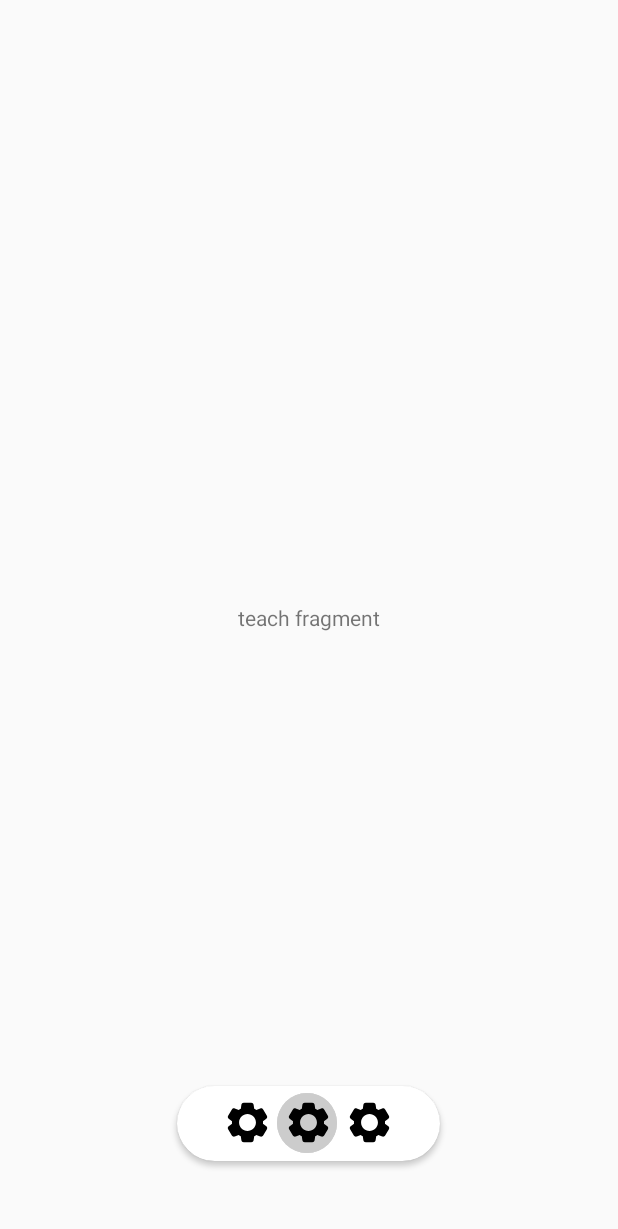
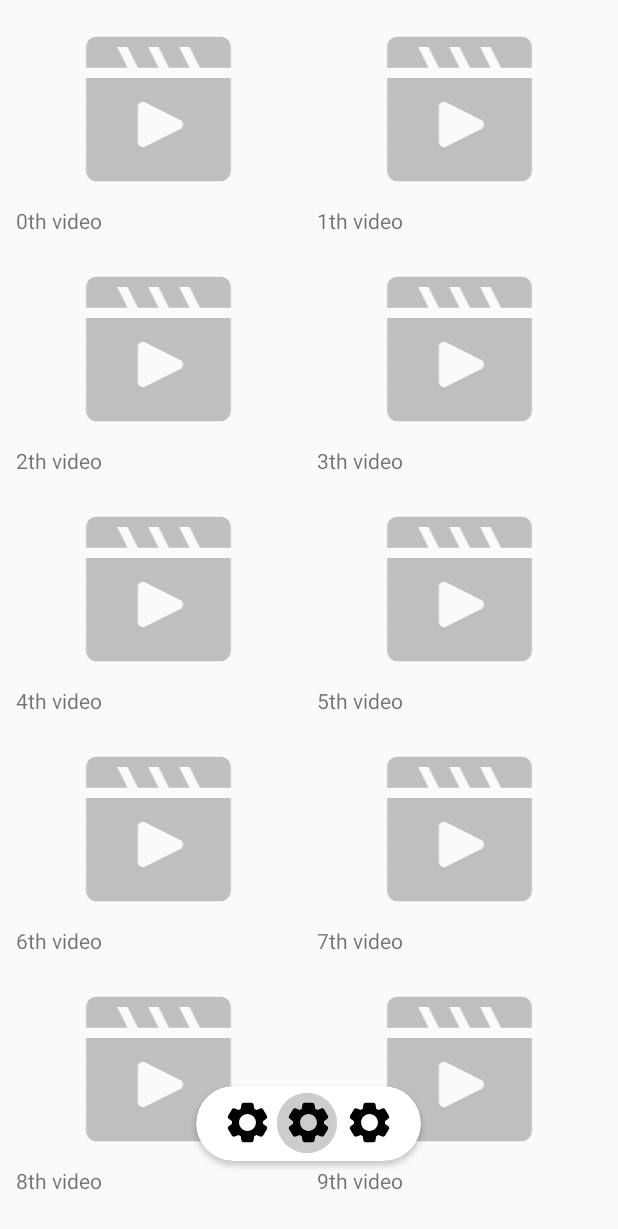
Before and after one commit to curryc/GuanYan, an Android app: the screen it shows after launch (MainActivity), after a tap on an icon or button, on a phone screen of 412 x 824 dp. Shown: the top 1229 px of the screen. Run offline under Robolectric (Android 15) with nearby library versions, the light colour scheme and no system bars; libraries missing offline, so code that uses them is left out: com.huawei.hms; pictures from the network do not load; 4 statements that could not run were skipped.

Commit message:
teach video

```diff
--- /dev/null
+++ b/app/src/main/java/com/scu/guanyan/base/RecyclerViewHolder.java
@@ -0,0 +1,125 @@
+package com.scu.guanyan.base;
+
+import android.content.Context;
+import android.util.SparseArray;
+import android.view.View;
+import android.widget.ImageView;
+import android.widget.TextView;
+import androidx.annotation.NonNull;
+import androidx.recyclerview.widget.RecyclerView;
+import com.bumptech.glide.Glide;
+import com.bumptech.glide.load.engine.DiskCacheStrategy;
+import org.jetbrains.annotations.NotNull;
+
+/**
+ * @program: GuanYan
+ * @author: 陈博文
+ * @create: 2022-11-13 16:20
+ * @description: 一个ViewHolder
+ **/
+public abstract class RecyclerViewHolder extends RecyclerView.ViewHolder{
+    private final String TAG = "base recycler view holder";
+
+    private final SparseArray<View> mViews = new SparseArray<>();
+
+    public RecyclerViewHolder(@NonNull @NotNull View itemView) {
+        super(itemView);
+    }
+
+
+    /**
+     * 获取根View
+     * @return
+     */
+    public View getRootView(){
+        return itemView;
+    }
+
+    /**
+     * 在根view中获取一个子view
+     * @param id 子view 的id
+     * @param <T> 子view
+     * @return
+     */
+    public <T extends View> T getViewById(int id){
+        return (T) bindView(id);
+    }
+
+    private <T extends View> T bindView(int id) {
+        T view = (T) mViews.get(id);
+        if (view == null) {
+            view = (T) itemView.findViewById(id);
+            mViews.put(id, view);
+        }
+//        T view = itemView.findViewById(id);
+        return view;
+    }
+
+    /**
+     * 设置clickListener
+     * @param listener ClickListener
+     * @param ids 一系列需要设置这个listener的id
+     */
+    public void setOnClickListener(View.OnClickListener listener, int...ids){
+        if(listener == null)return;
+        for (int id : ids) {
+            getViewById(id).setOnClickListener(listener);
+        }
+    }
+
+    /**
+     * 设置clickListener，直接通过指定View进行设置
+     * @param listener
+     * @param views
+     */
+    public void setOnClickListener(View.OnClickListener listener, View...views){
+        for (View view : views) {
+            view.setOnClickListener(listener);
+        }
+    }
+
+    /**
+     * 在子view中设置Text
+     * @param layoutId
+     * @param text
+     * @return
+     */
+    public boolean setText(int layoutId, String text) {
+        try {
+            TextView view = getViewById(layoutId);
+            view.setText(text);
+            return true;
+        } catch (Exception e) {
+            return false;
+        }
+    }
+
+    /**
+     * 在子view中设置图片的src
+     * @param layoutId
+     * @param src
+     * @return
+     */
+    public boolean setSrc(int layoutId, int src) {
+        try {
+            ImageView view = getViewById(layoutId);
+            view.setImageResource(src);
+            return true;
+        } catch (Exception e) {
+            return false;
+        }
+    }
+
+    /**
+     * 在子view中loadImage
+     * @param context
+     * @param url
+     * @param res_id
+     */
+    public void loadImage(Context context, String url, int res_id) {
+        ImageView imageView = getViewById(res_id);
+        Glide.with(context).load(url).diskCacheStrategy(DiskCacheStrategy.RESOURCE).into(imageView);
+    }
+
+    abstract public void bind(Object data);
+}
--- /dev/null
+++ b/app/src/main/java/com/scu/guanyan/bean/TeachVideo.java
@@ -0,0 +1,43 @@
+package com.scu.guanyan.bean;
+
+/**
+ * @program: Guanyan
+ * @author: 陈博文
+ * @create: 2022-11-12 16:20
+ * @description: 教学视频类，一个教学视频的各种信息
+ **/
+public class TeachVideo {
+    private String title;// 标题
+    private String cover;// 封面地址
+    private String video;// 视频地址
+
+    public TeachVideo(String title, String cover, String video) {
+        this.title = title;
+        this.cover = cover;
+        this.video = video;
+    }
+
+    public String getTitle() {
+        return title;
+    }
+
+    public void setTitle(String title) {
+        this.title = title;
+    }
+
+    public String getCover() {
+        return cover;
+    }
+
+    public void setCover(String cover) {
+        this.cover = cover;
+    }
+
+    public String getVideo() {
+        return video;
+    }
+
+    public void setVideo(String video) {
+        this.video = video;
+    }
+}
--- a/app/src/main/java/com/scu/guanyan/ui/teach/TeachFragment.java
+++ b/app/src/main/java/com/scu/guanyan/ui/teach/TeachFragment.java
@@ -1,9 +1,15 @@
 package com.scu.guanyan.ui.teach;
 
 import android.view.View;
+import androidx.recyclerview.widget.GridLayoutManager;
+import androidx.recyclerview.widget.RecyclerView;
 import com.scu.guanyan.R;
 import com.scu.guanyan.base.BaseFragment;
 import com.scu.guanyan.base.ViewHolder;
+import com.scu.guanyan.bean.TeachVideo;
+
+import java.util.ArrayList;
+import java.util.List;
 
 /**
  * @program: Guanyan
@@ -12,6 +18,9 @@ import com.scu.guanyan.base.ViewHolder;
  * @description:
  **/
 public class TeachFragment extends BaseFragment {
+    private RecyclerView mRecyclerView;
+    private TeachVideoAdapter mAdapter;
+
     @Override
     protected int getLayoutId() {
         return R.layout.fragment_teach;
@@ -19,6 +28,19 @@ public class TeachFragment extends BaseFragment {
 
     @Override
     protected void initView(ViewHolder viewHolder, View root) {
+        mAdapter = new TeachVideoAdapter();
+        mAdapter.addData(getSample());
 
+        mRecyclerView = viewHolder.getViewById(R.id.data);
+        mRecyclerView.setLayoutManager(new GridLayoutManager(getContext(), 2));
+        mRecyclerView.setAdapter(mAdapter);
+    }
+
+    private List<TeachVideo> getSample() {
+        List<TeachVideo> l = new ArrayList<>();
+        for (int i = 0; i < 20; i++) {
+            l.add(new TeachVideo(i + "th video", null, null));
+        }
+        return l;
     }
 }
--- /dev/null
+++ b/app/src/main/java/com/scu/guanyan/ui/teach/TeachVideoAdapter.java
@@ -0,0 +1,76 @@
+package com.scu.guanyan.ui.teach;
+
+import android.view.LayoutInflater;
+import android.view.View;
+import android.view.ViewGroup;
+import androidx.annotation.NonNull;
+import androidx.recyclerview.widget.RecyclerView;
+import com.scu.guanyan.R;
+import com.scu.guanyan.base.RecyclerViewHolder;
+import com.scu.guanyan.bean.TeachVideo;
+import org.jetbrains.annotations.NotNull;
+
+import java.util.ArrayList;
+import java.util.List;
+
+/**
+ * @program: Guanyan
+ * @author: 陈博文
+ * @create: 2022-11-12 16:28
+ * @description:
+ **/
+public class TeachVideoAdapter extends RecyclerView.Adapter<RecyclerViewHolder> {
+    private List<TeachVideo> mItems;
+
+    public TeachVideoAdapter() {
+        super();
+        mItems = new ArrayList<>();
+    }
+
+    @NonNull
+    @NotNull
+    @Override
+    public RecyclerViewHolder onCreateViewHolder(@NonNull @NotNull ViewGroup parent, int viewType) {
+        View view= LayoutInflater.from(parent.getContext()).inflate(R.layout.holder_teach_video, parent, false);
+        return new TeachVideoViewHolder(view);
+    }
+
+    @Override
+    public void onBindViewHolder(@NonNull @NotNull RecyclerViewHolder holder, int position) {
+        TeachVideo item = mItems.get(position);
+        holder.bind(item);
+    }
+
+    @Override
+    public int getItemCount() {
+        return mItems.size();
+    }
+
+
+    public void addData(List<TeachVideo> data){
+        if(data == null) return;
+        mItems.addAll(data);
+        notifyDataSetChanged();
+    }
+
+    public void addData(TeachVideo data){
+        if(data == null) return;
+        mItems.add(data);
+        notifyDataSetChanged();
+    }
+
+    public void deleteData(int index){
+        mItems.remove(index);
+        notifyDataSetChanged();
+    }
+
+    public void deleteData(Object obj){
+        mItems.remove(obj);
+        notifyDataSetChanged();
+    }
+
+    public void clearData(){
+        mItems.clear();
+        notifyDataSetChanged();
+    }
+}
--- /dev/null
+++ b/app/src/main/java/com/scu/guanyan/ui/teach/TeachVideoViewHolder.java
@@ -0,0 +1,27 @@
+package com.scu.guanyan.ui.teach;
+
+import android.view.View;
+import androidx.annotation.NonNull;
+import com.scu.guanyan.R;
+import com.scu.guanyan.base.RecyclerViewHolder;
+import com.scu.guanyan.bean.TeachVideo;
+import org.jetbrains.annotations.NotNull;
+
+/**
+ * @program: Guanyan
+ * @author: 陈博文
+ * @create: 2022-11-12 16:37
+ * @description:
+ **/
+public class TeachVideoViewHolder extends RecyclerViewHolder {
+    public TeachVideoViewHolder(@NonNull @NotNull View itemView) {
+        super(itemView);
+    }
+
+    @Override
+    public void bind(Object data) {
+        TeachVideo video = (TeachVideo) data;
+        // 待写,绑定view
+        setText(R.id.title, ((TeachVideo) data).getTitle());
+    }
+}
--- a/app/src/main/java/com/scu/guanyan/utils/sign/Bone.java
+++ b/app/src/main/java/com/scu/guanyan/utils/sign/Bone.java
@@ -15,7 +15,6 @@
  */
 
 package com.scu.guanyan.utils.sign;
-
 import com.huawei.hms.scene.math.Quaternion;
 import com.huawei.hms.scene.math.Vector3;
 
@@ -67,6 +66,4 @@ public class Bone {
             this.localPosition = parent.worldRotate.inverse().rotateVector3(Vector3.subtract(worldPosition, parent.worldPosition));
         }
     }
-
-
 }
--- /dev/null
+++ b/app/src/main/res/drawable/ic_video.xml
@@ -0,0 +1,9 @@
+<vector xmlns:android="http://schemas.android.com/apk/res/android"
+    android:width="200dp"
+    android:height="200dp"
+    android:viewportWidth="1024"
+    android:viewportHeight="1024">
+  <path
+      android:pathData="M910.2,284.5L113.8,284.5L113.8,170.7c0,-31.4 25.5,-56.9 56.9,-56.9h682.7c31.4,0 56.9,25.5 56.9,56.9l-0.1,113.8zM910.2,341.3v512c0,31.4 -25.5,56.9 -56.9,56.9L170.7,910.2c-31.4,0 -56.9,-25.5 -56.9,-56.9v-512h796.5zM284.5,170.7l57.2,113.8h56.9l-57.2,-113.8h-56.9zM455.1,170.7l57.2,113.8h56.9L512,170.7h-56.9zM625.8,170.7L683,284.5h56.9l-57.2,-113.8h-56.9zM631.8,622.8c5.5,-2.8 9.9,-7.2 12.7,-12.7 7.1,-14 1.3,-31.1 -12.7,-38.2l-192.4,-96.2c-4,-1.9 -8.3,-3 -12.7,-3 -15.7,0 -28.5,12.7 -28.5,28.5v192.4c0,4.4 1,8.8 3,12.7 7.1,14 24.1,19.8 38.2,12.7l192.4,-96.3z"
+      android:fillColor="#bfbfbf"/>
+</vector>
--- a/app/src/main/res/layout/fragment_setting.xml
+++ b/app/src/main/res/layout/fragment_setting.xml
@@ -4,7 +4,8 @@
              android:layout_width="match_parent"
              android:layout_height="match_parent">
 
-    <TextView android:layout_width="wrap_content" android:layout_height="wrap_content"
+    <TextView android:layout_width="wrap_content"
+              android:layout_height="wrap_content"
               android:layout_gravity="center"
               android:text="setting fragment"/>
 </FrameLayout>
--- a/app/src/main/res/layout/fragment_teach.xml
+++ b/app/src/main/res/layout/fragment_teach.xml
@@ -2,9 +2,11 @@
 <FrameLayout xmlns:android="http://schemas.android.com/apk/res/android"
              xmlns:tools="http://schemas.android.com/tools"
              android:layout_width="match_parent"
-             android:layout_height="match_parent">
-    <TextView android:layout_width="wrap_content" android:layout_height="wrap_content"
-              android:layout_gravity="center"
-              android:text="teach fragment"/>
+             android:layout_height="match_parent"
+             android:padding="@dimen/app_padding_sml">
+    <androidx.recyclerview.widget.RecyclerView
+            android:layout_width="match_parent"
+            android:layout_height="match_parent"
+            android:id="@+id/data"/>
 
 </FrameLayout>
--- /dev/null
+++ b/app/src/main/res/layout/holder_teach_video.xml
@@ -0,0 +1,15 @@
+<?xml version="1.0" encoding="utf-8"?>
+<LinearLayout
+        xmlns:android="http://schemas.android.com/apk/res/android"
+        android:layout_width="match_parent"
+        android:layout_height="@dimen/video_height_mid"
+        android:padding="@dimen/app_padding_sml"
+        android:orientation="vertical">
+    <ImageView android:layout_width="match_parent" android:layout_height="0dp"
+               android:src="@drawable/ic_video"
+               android:layout_weight="5" android:id="@+id/cover"/>
+    <TextView android:layout_width="match_parent" android:layout_height="0dp"
+              android:text="hello world"
+              android:gravity="left|center"
+              android:layout_weight="1" android:id="@+id/title"/>
+</LinearLayout>
--- a/app/src/main/res/values/dimens.xml
+++ b/app/src/main/res/values/dimens.xml
@@ -1,7 +1,7 @@
 <?xml version="1.0" encoding="utf-8"?>
 <resources>
     <dimen name="nav_height">50dp</dimen>
-    <dimen name="nav_width">175dp</dimen>
+    <dimen name="nav_width">150dp</dimen>
     <dimen name="nav_y">50dp</dimen>
     <dimen name="nav_button_size">40dp</dimen>
     <dimen name="nav_button_padding">5dp</dimen>
@@ -9,4 +9,6 @@
 
     <dimen name="app_padding_sml">5dp</dimen>
     <dimen name="app_padding_mid">10dp</dimen>
+
+    <dimen name="video_height_mid">160dp</dimen>
 </resources>
```
